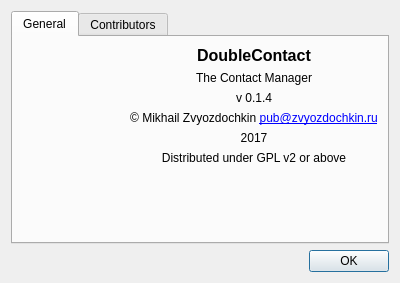
Before: the Qt Designer form app/aboutdialog.ui in DarkHobbit/doublecontact, drawn with Qt 5.
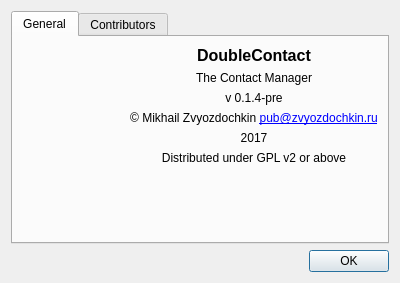
After: the same form once the commit is applied. Icons and pictures are not drawn.

Commit message: Prepare for 0.1.4, waiting for translations...

The edit to the form file:
```diff
--- a/app/aboutdialog.ui
+++ b/app/aboutdialog.ui
@@ -68,7 +68,7 @@
            <item>
             <widget class="QLabel" name="lbVer">
              <property name="text">
-              <string notr="true">v 0.1.4</string>
+              <string notr="true">v 0.1.4-pre</string>
              </property>
              <property name="alignment">
               <set>Qt::AlignCenter</set>
```
